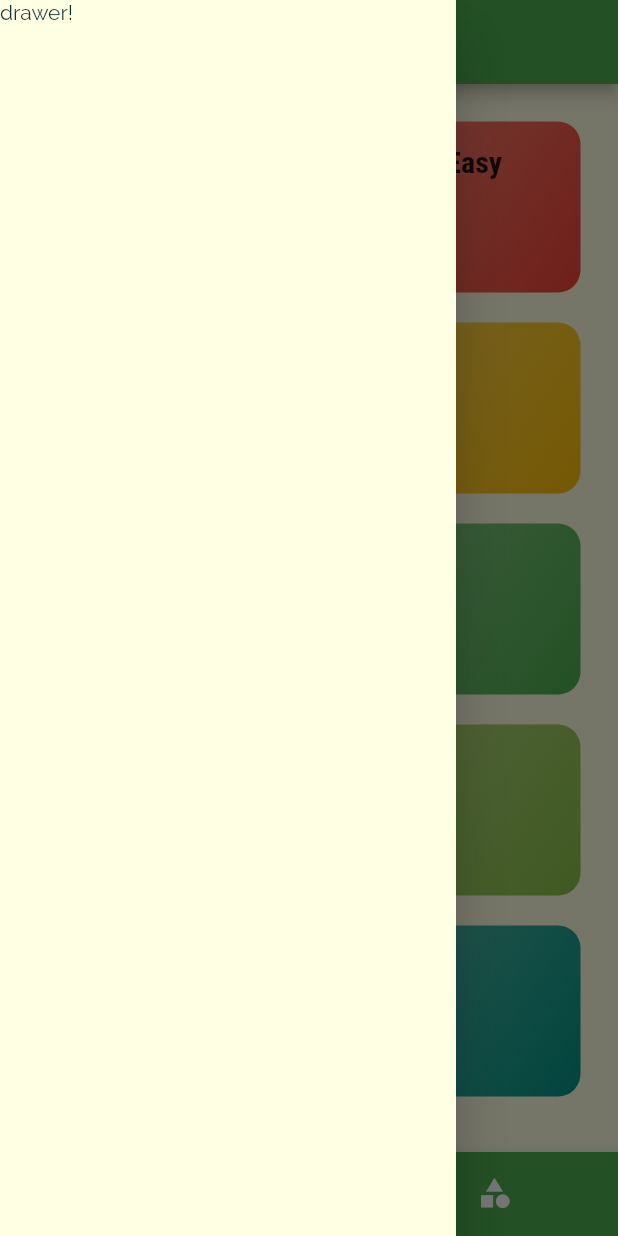
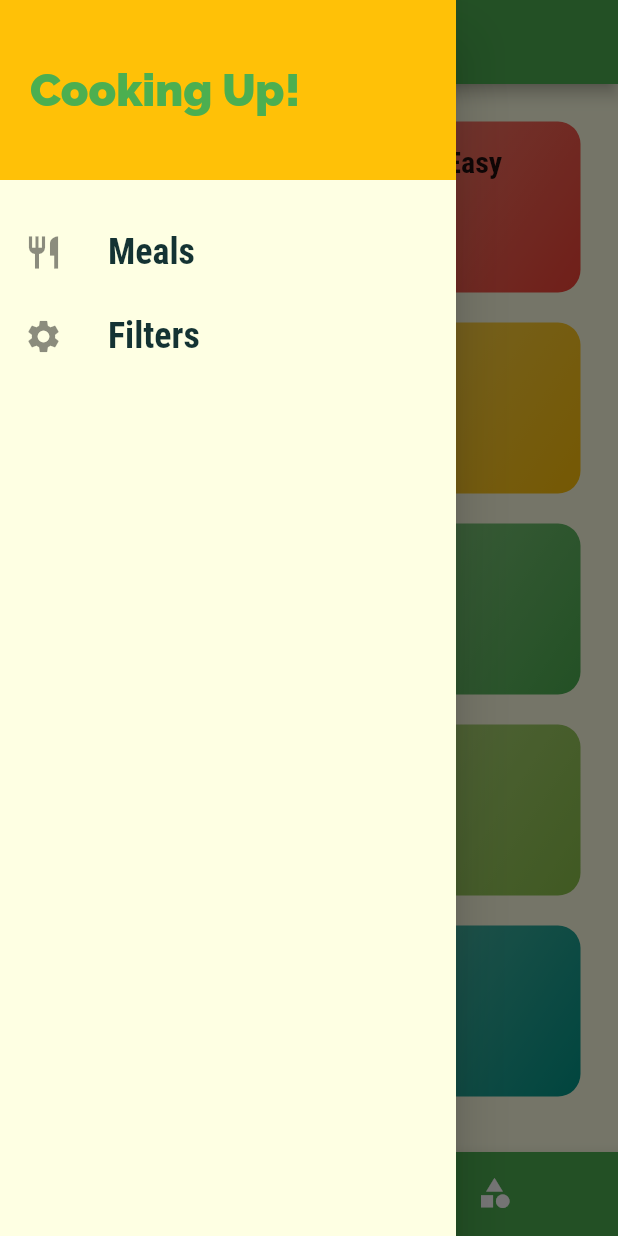
Before and after one commit to itsme-v07/MealsApp, a Flutter app: the screen it shows after launch, with the side drawer open, on a phone screen of 412 x 824 dp. Run offline on Flutter 3.47's test engine with Material 2 defaults, Android fonts, the phone set to English and light mode, and no system bars.

Commit message:
adding drawer detail

```diff
--- a/lib/screens/tabs_screen.dart
+++ b/lib/screens/tabs_screen.dart
@@ -1,5 +1,6 @@
 import 'package:flutter/material.dart';
 
+import '../widgets/main_drawer.dart';
 import './favorites_screen.dart';
 import './categories_screen.dart';
 
@@ -40,9 +41,7 @@ class _TabsScreenState extends State<TabsScreen> {
       appBar: AppBar(
         title: Text(_pages[_selectedPageIndex]['title'] as String),
       ),
-      drawer: Drawer(
-        child: Text('drawer!'),
-      ),
+      drawer: MainDrawer(),
       body: _pages[_selectedPageIndex]['page'] as Widget,
       bottomNavigationBar: BottomNavigationBar(
         onTap: _selectPage,
--- /dev/null
+++ b/lib/widgets/main_drawer.dart
@@ -0,0 +1,53 @@
+import 'package:flutter/material.dart';
+
+class MainDrawer extends StatelessWidget {
+  const MainDrawer({super.key});
+
+  Widget buildListTile(String title, IconData icon) {
+    return ListTile(
+      leading: Icon(
+        icon,
+        size: 26,
+      ),
+      title: Text(
+        title,
+        style: TextStyle(
+          fontFamily: 'RobotoCondensed',
+          fontSize: 24,
+          fontWeight: FontWeight.bold,
+        ),
+      ),
+      onTap: () {},
+    );
+  }
+
+  @override
+  Widget build(BuildContext context) {
+    return Drawer(
+      child: Column(
+        children: [
+          Container(
+            height: 120,
+            width: double.infinity,
+            padding: EdgeInsets.all(20),
+            alignment: Alignment.centerLeft,
+            color: Theme.of(context).colorScheme.secondary,
+            child: Text(
+              'Cooking Up!',
+              style: TextStyle(
+                fontWeight: FontWeight.w900,
+                fontSize: 30,
+                color: Theme.of(context).primaryColor,
+              ),
+            ),
+          ),
+          SizedBox(
+            height: 20,
+          ),
+          buildListTile('Meals', Icons.restaurant),
+          buildListTile('Filters', Icons.settings)
+        ],
+      ),
+    );
+  }
+}
```
